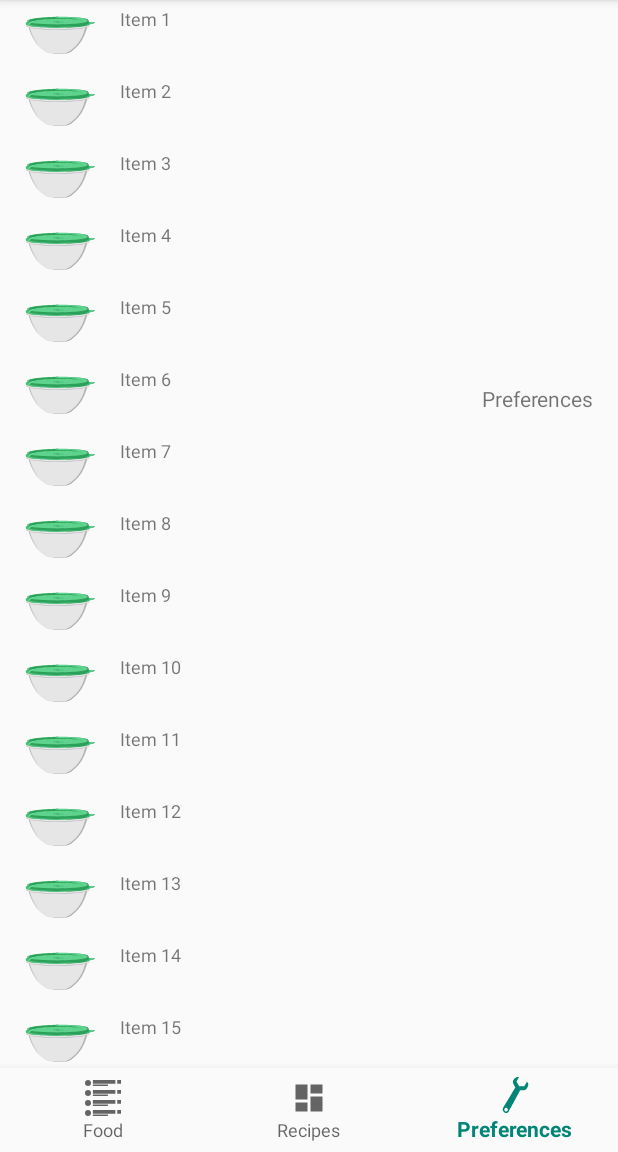
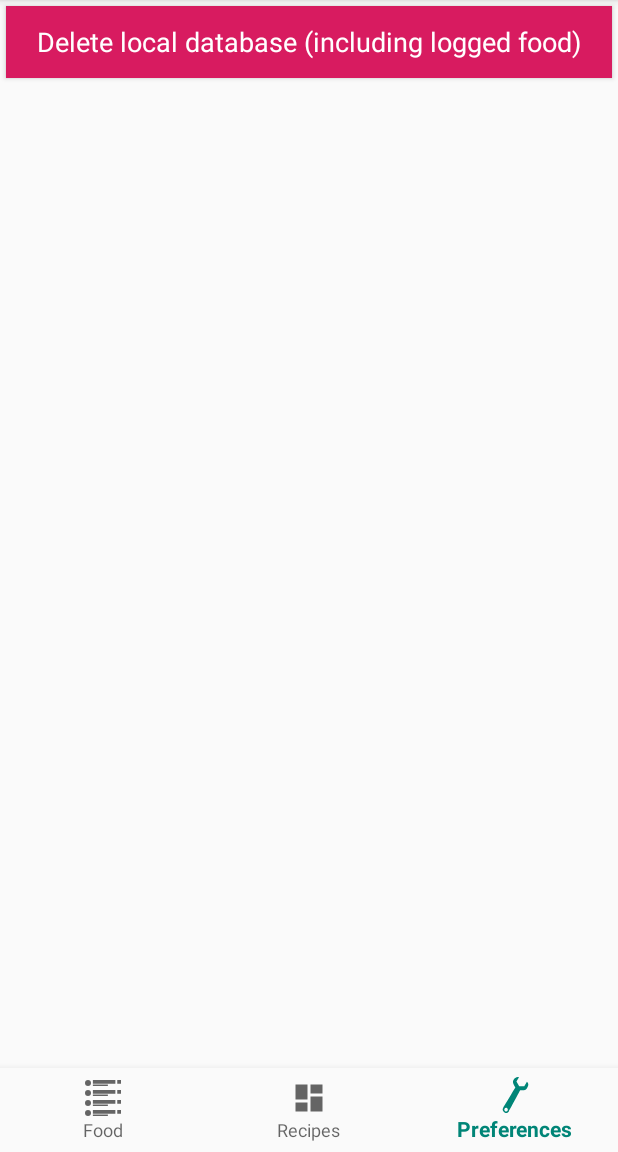
Before and after one commit to pinae/Nutria, an Android app: the screen it shows after launch (MainActivity), item 3 of the bottom bar chosen, on a phone screen of 412 x 824 dp, the part 84-1236 px from its top. Run offline under Robolectric (Android 15) with nearby library versions, the phone set to English and light mode, and no system bars; our stand-ins replace Room's generated code.

Commit message:
Added preference Fragment.
Repaired QueryFoodItemRepository.

```diff
--- /dev/null
+++ b/app/src/main/java/de/ct/nutria/PreferencesFragment.kt
@@ -0,0 +1,47 @@
+package de.ct.nutria
+
+import android.content.Context
+import android.os.Bundle
+import androidx.fragment.app.Fragment
+import android.view.LayoutInflater
+import android.view.View
+import android.view.ViewGroup
+import com.google.android.material.snackbar.Snackbar
+import kotlinx.android.synthetic.main.fragment_preferences.*
+
+/**
+ * Fragment with preferences
+ */
+class PreferencesFragment : Fragment() {
+
+    override fun onCreateView(inflater: LayoutInflater, container: ViewGroup?,
+                              savedInstanceState: Bundle?): View? {
+        // Inflate the layout for this fragment
+        return inflater.inflate(R.layout.fragment_preferences, container, false)
+    }
+
+    override fun onStart() {
+        super.onStart()
+        deleteDatabaseButton.setOnClickListener {
+            context?.deleteDatabase("cached-food-database")
+            view?.let{
+                Snackbar.make(it, getText(R.string.database_deletion_finished), Snackbar.LENGTH_LONG)
+                    .setAction("Action", null).show()
+            }
+        }
+    }
+
+    companion object {
+        /**
+         * Use this factory method to create a new instance of
+         * this fragment.
+         *
+         * @return A new instance of fragment PreferencesFragment.
+         */
+        @JvmStatic
+        fun newInstance() =
+                PreferencesFragment().apply {
+                    arguments = Bundle()
+                }
+    }
+}
--- a/app/src/main/kotlin/de/ct/nutria/MainActivity.kt
+++ b/app/src/main/kotlin/de/ct/nutria/MainActivity.kt
@@ -3,6 +3,7 @@ package de.ct.nutria
 import android.content.Intent
 import android.os.Bundle
 import android.util.Log
+import android.view.LayoutInflater
 import android.view.View
 import android.widget.TextView
 import androidx.appcompat.app.AppCompatActivity
@@ -11,28 +12,30 @@ import com.google.android.material.bottomnavigation.BottomNavigationView
 import de.ct.nutria.LoggedFooditemFragment
 import de.ct.nutria.dummy.DummyContent
 import kotlinx.android.synthetic.main.activity_main.*
+import kotlin.concurrent.fixedRateTimer
 
 class MainActivity : AppCompatActivity(), LoggedFooditemFragment.OnListFragmentInteractionListener {
-
-    private var mTextMessage: TextView? = null
-    private val loggedFooditemFragment: LoggedFooditemFragment? = null
-
     private val navigationItemSelectedListener =
             BottomNavigationView.OnNavigationItemSelectedListener { item ->
         when (item.itemId) {
             R.id.navigation_loggedFood -> {
-                message.setText(R.string.navigation_label_food)
+                supportFragmentManager.beginTransaction().replace(
+                        R.id.mainActivityFragmentContainer,
+                        LoggedFooditemFragment.newInstance(1)
+                ).addToBackStack(null).commit()
                 addButtonAddFood()
                 return@OnNavigationItemSelectedListener true
             }
             R.id.navigation_recipes -> {
-                message.setText(R.string.navigation_label_recipes)
                 addButton.visibility = View.GONE
                 return@OnNavigationItemSelectedListener true
             }
             R.id.navigation_preferences -> {
-                message.setText(R.string.navigation_label_preferences)
                 addButton.visibility = View.GONE
+                supportFragmentManager.beginTransaction().replace(
+                        R.id.mainActivityFragmentContainer,
+                        PreferencesFragment.newInstance()
+                ).addToBackStack(null).commit()
                 return@OnNavigationItemSelectedListener true
             }
         }
@@ -50,6 +53,11 @@ class MainActivity : AppCompatActivity(), LoggedFooditemFragment.OnListFragmentI
     override fun onCreate(savedInstanceState: Bundle?) {
         super.onCreate(savedInstanceState)
         setContentView(R.layout.activity_main)
+        if (savedInstanceState == null) {
+            supportFragmentManager.beginTransaction().add(
+                    R.id.mainActivityFragmentContainer,
+                    LoggedFooditemFragment.newInstance(1)).commit()
+        }
         addButtonAddFood()
         navigation.setOnNavigationItemSelectedListener(navigationItemSelectedListener)
     }
--- a/app/src/main/kotlin/de/ct/nutria/RoomDaos.kt
+++ b/app/src/main/kotlin/de/ct/nutria/RoomDaos.kt
@@ -7,7 +7,7 @@ import java.time.format.DateTimeFormatter
 @Dao
 interface QueryFoodItemDao {
     @Query("SELECT * FROM food WHERE name=:name LIMIT 1")
-    fun getFood(name: String): QueryFoodItem
+    fun getFood(name: String): QueryFoodItem?
 
     @Query("SELECT * FROM food WHERE name LIKE '%' || :queryString || '%'")
     fun queryFood(queryString: String): List<QueryFoodItem>
--- a/app/src/main/res/layout/activity_main.xml
+++ b/app/src/main/res/layout/activity_main.xml
@@ -9,8 +9,7 @@
     tools:context=".MainActivity">
 
     <androidx.fragment.app.FragmentContainerView
-        android:id="@+id/FoodList"
-        android:name="de.ct.nutria.LoggedFooditemFragment"
+        android:id="@+id/mainActivityFragmentContainer"
         android:layout_width="match_parent"
         android:layout_height="0dp"
         android:layout_marginStart="0dp"
@@ -29,16 +28,6 @@
         app:layout_constraintEnd_toEndOf="parent"
         app:srcCompat="@drawable/ic_plus" />
 
-    <TextView
-        android:id="@+id/message"
-        android:layout_width="wrap_content"
-        android:layout_height="wrap_content"
-        android:layout_marginTop="256dp"
-        android:layout_marginEnd="16dp"
-        android:text="@string/navigation_label_food"
-        app:layout_constraintEnd_toEndOf="@+id/FoodList"
-        app:layout_constraintTop_toTopOf="parent" />
-
     <com.google.android.material.bottomnavigation.BottomNavigationView
         android:id="@+id/navigation"
         android:layout_width="0dp"
--- /dev/null
+++ b/app/src/main/res/layout/fragment_preferences.xml
@@ -0,0 +1,21 @@
+<?xml version="1.0" encoding="utf-8"?>
+<LinearLayout xmlns:android="http://schemas.android.com/apk/res/android"
+    xmlns:app="http://schemas.android.com/apk/res-auto"
+    xmlns:tools="http://schemas.android.com/tools"
+    android:layout_width="match_parent"
+    android:layout_height="match_parent"
+    android:orientation="vertical"
+    tools:context=".PreferencesFragment">
+
+    <Button
+        android:id="@+id/deleteDatabaseButton"
+        android:layout_width="match_parent"
+        android:layout_height="wrap_content"
+        android:background="@color/colorAccent"
+        android:layout_margin="@dimen/food_detail_property_spacing"
+        android:text="@string/delete_local_database_including_logged_food"
+        android:textAppearance="@style/TextAppearance.AppCompat.Medium"
+        android:textColor="@color/design_default_color_on_primary"
+        app:cornerRadius="8sp" />
+
+</LinearLayout>
--- a/app/src/main/res/values/strings.xml
+++ b/app/src/main/res/values/strings.xml
@@ -66,5 +66,7 @@
     <string name="unit_kcal">kcal</string>
     <string name="unit_g">g</string>
     <string name="unit_mg">mg</string>
+    <string name="delete_local_database_including_logged_food">Delete local database (including logged food)</string>
+    <string name="database_deletion_finished">Your local database was deleted.</string>
 
 </resources>
```
Also changed, not shown: app/src/main/kotlin/de/ct/nutria/QueryFoodItemRepository.kt (+65 -12 lines), 1 other file.
